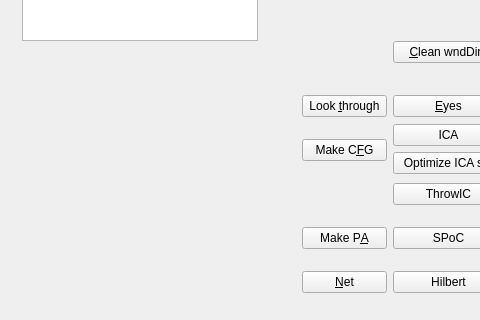
Before: the Qt Designer form mainwindow.ui in ArtfulVampire/SecondGUIrepo, drawn with Qt 5; both pictures show x 0 to 480 and y 418 to 738 of the 1207 by 935 pixel window.
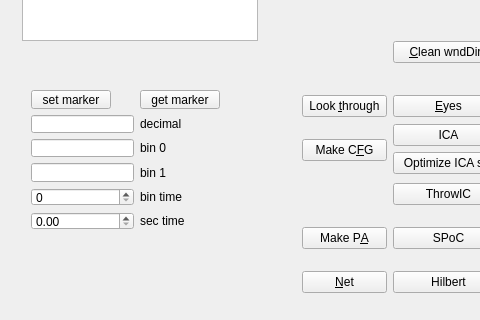
After: the same form once the commit is applied.

Commit message: fixed MATI-slice, added markers repair.

Diff of the .ui file:
```diff
--- a/mainwindow.ui
+++ b/mainwindow.ui
@@ -265,7 +265,7 @@
      </rect>
     </property>
    </widget>
-   <widget class="QWidget" name="">
+   <widget class="QWidget" name="layoutWidget">
     <property name="geometry">
      <rect>
       <x>290</x>
@@ -420,7 +420,7 @@
      </item>
     </layout>
    </widget>
-   <widget class="QWidget" name="">
+   <widget class="QWidget" name="layoutWidget">
     <property name="geometry">
      <rect>
       <x>291</x>
@@ -971,6 +971,123 @@
      </item>
     </layout>
    </widget>
+   <widget class="QWidget" name="">
+    <property name="geometry">
+     <rect>
+      <x>20</x>
+      <y>480</y>
+      <width>211</width>
+      <height>162</height>
+     </rect>
+    </property>
+    <layout class="QGridLayout" name="gridLayout_8">
+     <item row="0" column="0">
+      <layout class="QHBoxLayout" name="horizontalLayout_14">
+       <item>
+        <widget class="QPushButton" name="markerSetPushButton">
+         <property name="text">
+          <string>set marker</string>
+         </property>
+        </widget>
+       </item>
+       <item>
+        <spacer name="horizontalSpacer_10">
+         <property name="orientation">
+          <enum>Qt::Horizontal</enum>
+         </property>
+         <property name="sizeHint" stdset="0">
+          <size>
+           <width>40</width>
+           <height>20</height>
+          </size>
+         </property>
+        </spacer>
+       </item>
+      </layout>
+     </item>
+     <item row="0" column="1">
+      <widget class="QPushButton" name="markerGetPushButton">
+       <property name="text">
+        <string>get marker</string>
+       </property>
+      </widget>
+     </item>
+     <item row="1" column="0">
+      <widget class="QLineEdit" name="markerDecimalLineEdit"/>
+     </item>
+     <item row="1" column="1">
+      <widget class="QLabel" name="label_17">
+       <property name="text">
+        <string>decimal</string>
+       </property>
+      </widget>
+     </item>
+     <item row="2" column="0">
+      <widget class="QLineEdit" name="markerBin0LineEdit"/>
+     </item>
+     <item row="2" column="1">
+      <widget class="QLabel" name="label_16">
+       <property name="text">
+        <string>bin 0</string>
+       </property>
+      </widget>
+     </item>
+     <item row="3" column="0">
+      <widget class="QLineEdit" name="markerBin1LineEdit"/>
+     </item>
+     <item row="3" column="1">
+      <widget class="QLabel" name="label_19">
+       <property name="text">
+        <string>bin 1</string>
+       </property>
+      </widget>
+     </item>
+     <item row="4" column="0">
+      <widget class="QSpinBox" name="markerBinTimeSpinBox"/>
+     </item>
+     <item row="4" column="1">
+      <widget class="QLabel" name="label_18">
+       <property name="text">
+        <string>bin time</string>
+       </property>
+      </widget>
+     </item>
+     <item row="5" column="0">
+      <widget class="QDoubleSpinBox" name="markerSecTimeDoubleSpinBox"/>
+     </item>
+     <item row="5" column="1">
+      <widget class="QLabel" name="label_20">
+       <property name="text">
+        <string>sec time</string>
+       </property>
+      </widget>
+     </item>
+    </layout>
+   </widget>
+   <zorder>browseButton</zorder>
+   <zorder>filePathLineEdit</zorder>
+   <zorder>setNsLine</zorder>
+   <zorder>layoutWidget</zorder>
+   <zorder>layoutWidget</zorder>
+   <zorder>layoutWidget</zorder>
+   <zorder>makeTestDataPushButton</zorder>
+   <zorder>numComponentsSpinBox</zorder>
+   <zorder>layoutWidget</zorder>
+   <zorder>layoutWidget</zorder>
+   <zorder>markerSetPushButton</zorder>
+   <zorder>markerGetPushButton</zorder>
+   <zorder>label_16</zorder>
+   <zorder>label_17</zorder>
+   <zorder>label_18</zorder>
+   <zorder>label_19</zorder>
+   <zorder>label_20</zorder>
+   <zorder>markerBinTimeSpinBox</zorder>
+   <zorder>markerSecTimeDoubleSpinBox</zorder>
+   <zorder>markerDecimalLineEdit</zorder>
+   <zorder>markerBin0LineEdit</zorder>
+   <zorder>markerBin1LineEdit</zorder>
+   <zorder>horizontalSpacer_10</zorder>
+   <zorder>textEdit</zorder>
   </widget>
   <widget class="QMenuBar" name="menuBar">
    <property name="geometry">
```
Left out of the diff: 4 changed lines with no effect on the pictures. The commit also changes 9 other files.
